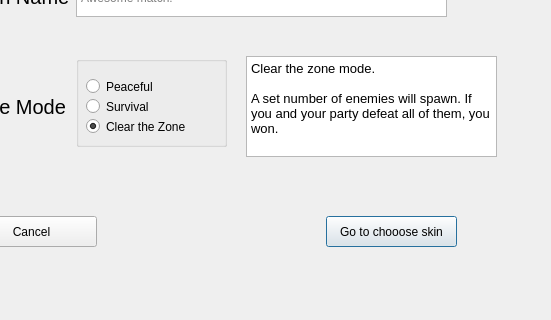
Merok23/TPG-Taller-Left4dead-Grupo1, file client/creatematch.ui: the form before one commit; both pictures show x 134 to 685 and y 204 to 524 of the 685 by 524 pixel window.
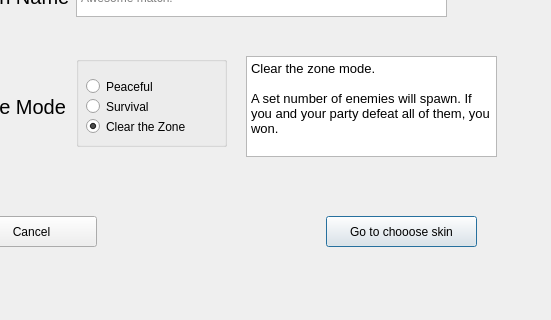
The form after the commit.

The edit to the form file:
```diff
--- a/client/creatematch.ui
+++ b/client/creatematch.ui
@@ -72,7 +72,7 @@
     <rect>
      <x>460</x>
      <y>420</y>
-     <width>131</width>
+     <width>151</width>
      <height>31</height>
     </rect>
    </property>
@@ -155,7 +155,7 @@
      <rect>
       <x>10</x>
       <y>40</y>
-      <width>100</width>
+      <width>121</width>
       <height>21</height>
      </rect>
     </property>
@@ -168,7 +168,7 @@
      <rect>
       <x>10</x>
       <y>60</y>
-      <width>111</width>
+      <width>131</width>
       <height>21</height>
      </rect>
     </property>
@@ -184,7 +184,7 @@
      <rect>
       <x>10</x>
       <y>20</y>
-      <width>100</width>
+      <width>121</width>
       <height>21</height>
      </rect>
     </property>
```
